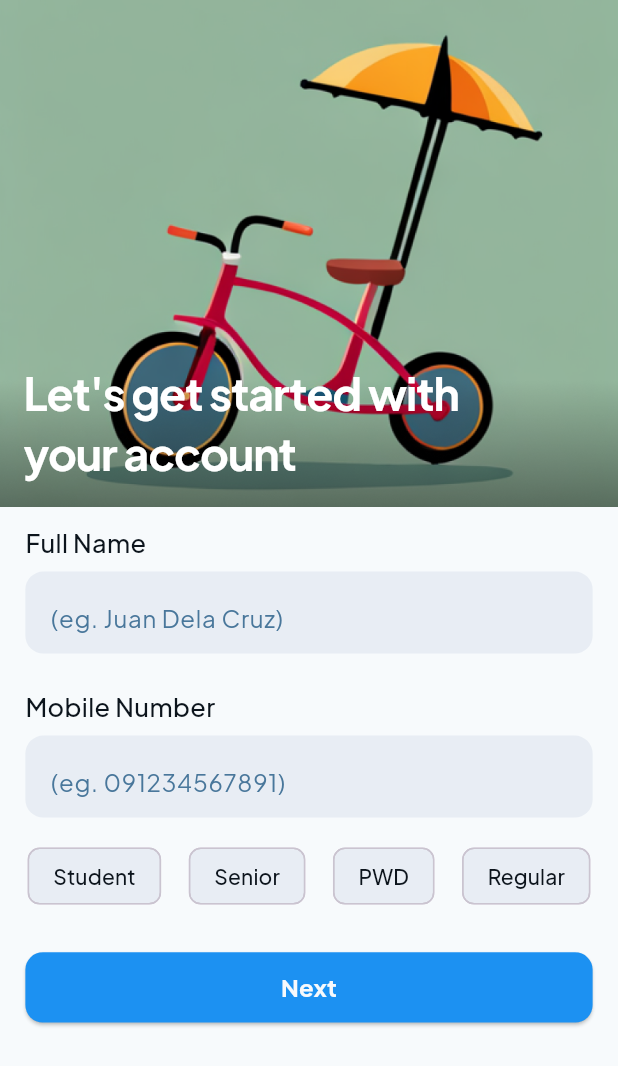
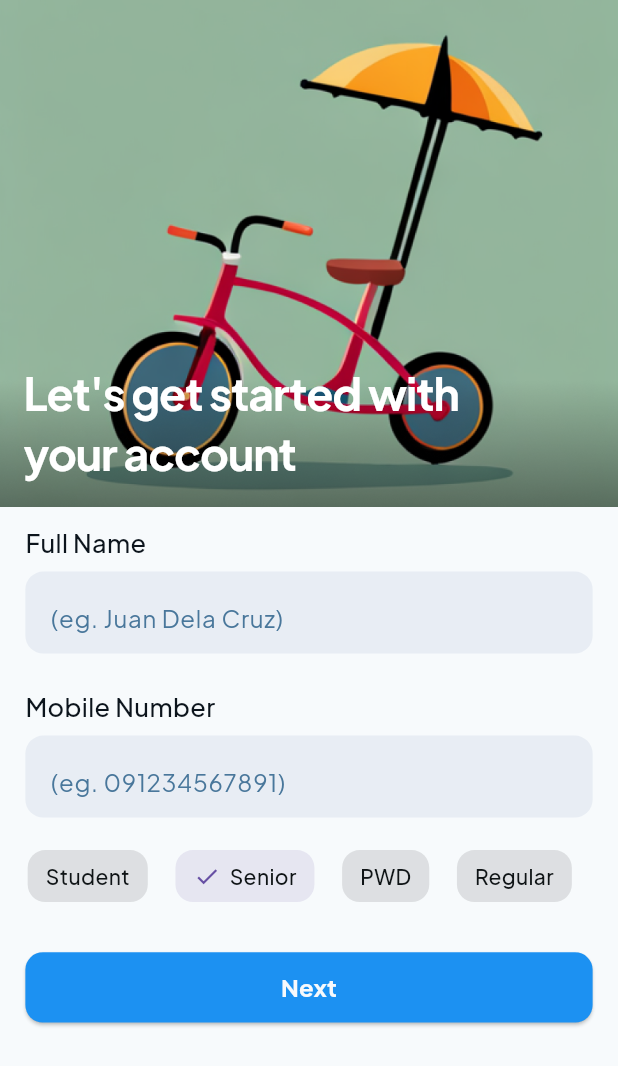
Before and after one commit to drewsix9/TrikeRight, a Flutter app: the screen it shows after launch, on a phone screen of 412 x 824 dp. Shown: the top 1066 px of the screen. Run offline on Flutter 3.47's test engine with Material 3 defaults, Android fonts, the light colour scheme and no system bars; drawn by our look-alikes of chips_choice; our stand-ins replace flutter_screenutil, google_maps_flutter, persistent_bottom_nav_bar_v2, sliding_up_panel.

Commit message:
Used chips_choice package

```diff
--- /dev/null
+++ b/lib/features/trikeright_map/presentation/widgets/my_single_choice_chips.dart
@@ -0,0 +1,44 @@
+import 'package:chips_choice/chips_choice.dart';
+import 'package:flutter/material.dart';
+import 'package:flutter_screenutil/flutter_screenutil.dart';
+
+class MySingleChoiceChips extends StatefulWidget {
+  const MySingleChoiceChips({super.key});
+
+  @override
+  State<MySingleChoiceChips> createState() => _MySingleChoiceChipsState();
+}
+
+class _MySingleChoiceChipsState extends State<MySingleChoiceChips> {
+  int tag = 1;
+  List<String> choices = ['Student', 'Senior', 'PWD', 'Regular'];
+
+  @override
+  Widget build(BuildContext context) {
+    return ChipsChoice.single(
+      value: tag,
+      onChanged: (val) => setState(() {
+        tag = val;
+      }),
+      choiceItems: C2Choice.listFrom(
+        source: choices,
+        value: (i, v) => i,
+        label: (i, v) => v,
+      ),
+      choiceStyle: C2ChipStyle.toned(
+        height: 45,
+        margin: EdgeInsets.only(left: 8.w),
+        foregroundStyle: const TextStyle(
+          color: Color(0xFF0F1416),
+          fontSize: 14,
+          fontFamily: 'Plus Jakarta Sans',
+          fontWeight: FontWeight.w500,
+        ),
+        borderRadius: BorderRadius.all(
+          Radius.circular(12.r),
+        ),
+      ),
+      choiceCheckmark: true,
+    );
+  }
+}
--- a/lib/features/user_setup/presentation/pages/user_setup_page.dart
+++ b/lib/features/user_setup/presentation/pages/user_setup_page.dart
@@ -1,7 +1,7 @@
 import 'package:flutter/material.dart';
 import 'package:flutter_screenutil/flutter_screenutil.dart';
 import 'package:trikeright/features/persistent_nav_bar/presentation/pages/persistent_nav_bar.dart';
-import 'package:trikeright/features/user_setup/presentation/widgets/my_choice_chip.dart';
+import 'package:trikeright/features/trikeright_map/presentation/widgets/my_single_choice_chips.dart';
 import 'package:trikeright/features/user_setup/presentation/widgets/my_elevated_button.dart';
 import 'package:trikeright/features/user_setup/presentation/widgets/my_labled_textfield.dart';
 import 'package:trikeright/features/user_setup/presentation/widgets/my_text_field.dart';
@@ -74,15 +74,7 @@ class _UserSetupPageState extends State<UserSetupPage> {
           SizedBox(
             width: 390.w,
             height: 56.h,
-            child: Row(
-              mainAxisAlignment: MainAxisAlignment.spaceEvenly,
-              children: [
-                MyChoiceChip(isType: isStudent, typeName: 'Student'),
-                MyChoiceChip(isType: isSenior, typeName: 'Senior'),
-                MyChoiceChip(isType: isPWD, typeName: 'PWD'),
-                MyChoiceChip(isType: isRegular, typeName: 'Regular'),
-              ],
-            ),
+            child: const MySingleChoiceChips(),
           ),
           SizedBox(
             height: 12.h,
```
Also changed, not shown: lib/features/persistent_nav_bar/presentation/pages/persistent_nav_bar.dart (+7 -8 lines), lib/features/trikeright_map/presentation/widgets/my_sliding_up_panel.dart (+2 -11 lines), pubspec.yaml (+1 -6 lines), pubspec.lock.
